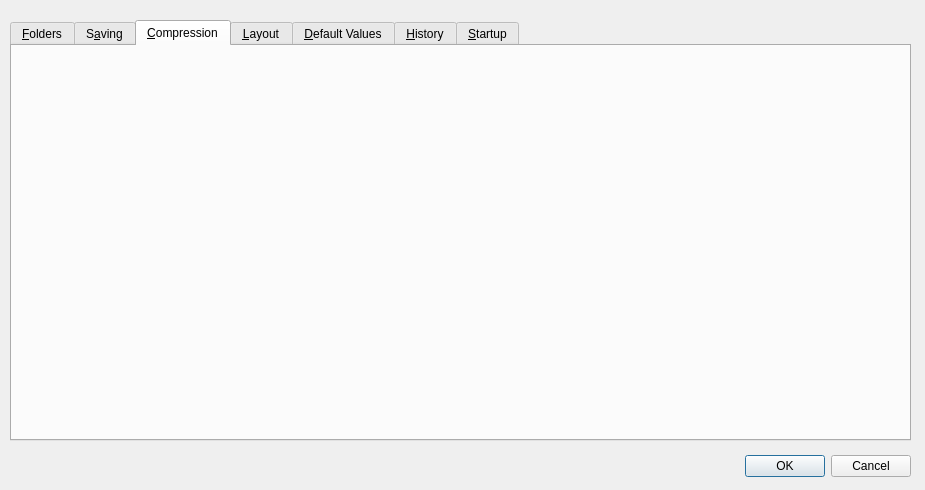
Before: the Qt Designer form src/prefsdialog.ui in PhotoFlare/photoflare, drawn with Qt 5.
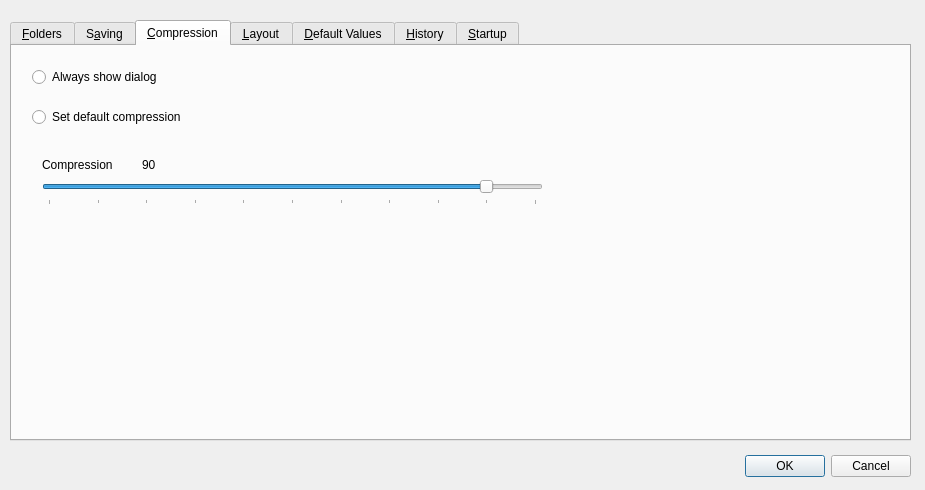
After: the same form once the commit is applied. The open tabs and pages were chosen to show the change.

```diff
--- a/src/prefsdialog.ui
+++ b/src/prefsdialog.ui
@@ -150,6 +150,95 @@
     <attribute name="title">
      <string>&amp;Compression</string>
     </attribute>
+    <widget class="QRadioButton" name="radioButton">
+     <property name="geometry">
+      <rect>
+       <x>20</x>
+       <y>20</y>
+       <width>171</width>
+       <height>22</height>
+      </rect>
+     </property>
+     <property name="text">
+      <string>Always show dialog</string>
+     </property>
+    </widget>
+    <widget class="QRadioButton" name="radioButton_2">
+     <property name="geometry">
+      <rect>
+       <x>20</x>
+       <y>60</y>
+       <width>201</width>
+       <height>22</height>
+      </rect>
+     </property>
+     <property name="text">
+      <string>Set default compression</string>
+     </property>
+    </widget>
+    <widget class="QSlider" name="horizontalSlider">
+     <property name="geometry">
+      <rect>
+       <x>30</x>
+       <y>130</y>
+       <width>501</width>
+       <height>29</height>
+      </rect>
+     </property>
+     <property name="focusPolicy">
+      <enum>Qt::NoFocus</enum>
+     </property>
+     <property name="maximum">
+      <number>100</number>
+     </property>
+     <property name="singleStep">
+      <number>10</number>
+     </property>
+     <property name="pageStep">
+      <number>10</number>
+     </property>
+     <property name="value">
+      <number>90</number>
+     </property>
+     <property name="tracking">
+      <bool>true</bool>
+     </property>
+     <property name="orientation">
+      <enum>Qt::Horizontal</enum>
+     </property>
+     <property name="tickPosition">
+      <enum>QSlider::TicksBelow</enum>
+     </property>
+     <property name="tickInterval">
+      <number>10</number>
+     </property>
+    </widget>
+    <widget class="QLabel" name="label_4">
+     <property name="geometry">
+      <rect>
+       <x>30</x>
+       <y>110</y>
+       <width>101</width>
+       <height>17</height>
+      </rect>
+     </property>
+     <property name="text">
+      <string>Compression</string>
+     </property>
+    </widget>
+    <widget class="QLabel" name="compressionValue">
+     <property name="geometry">
+      <rect>
+       <x>130</x>
+       <y>110</y>
+       <width>67</width>
+       <height>17</height>
+      </rect>
+     </property>
+     <property name="text">
+      <string>90</string>
+     </property>
+    </widget>
    </widget>
    <widget class="QWidget" name="tab_4">
     <attribute name="title">
```
Left out of the diff: 4 changed lines with no effect on the pictures.
